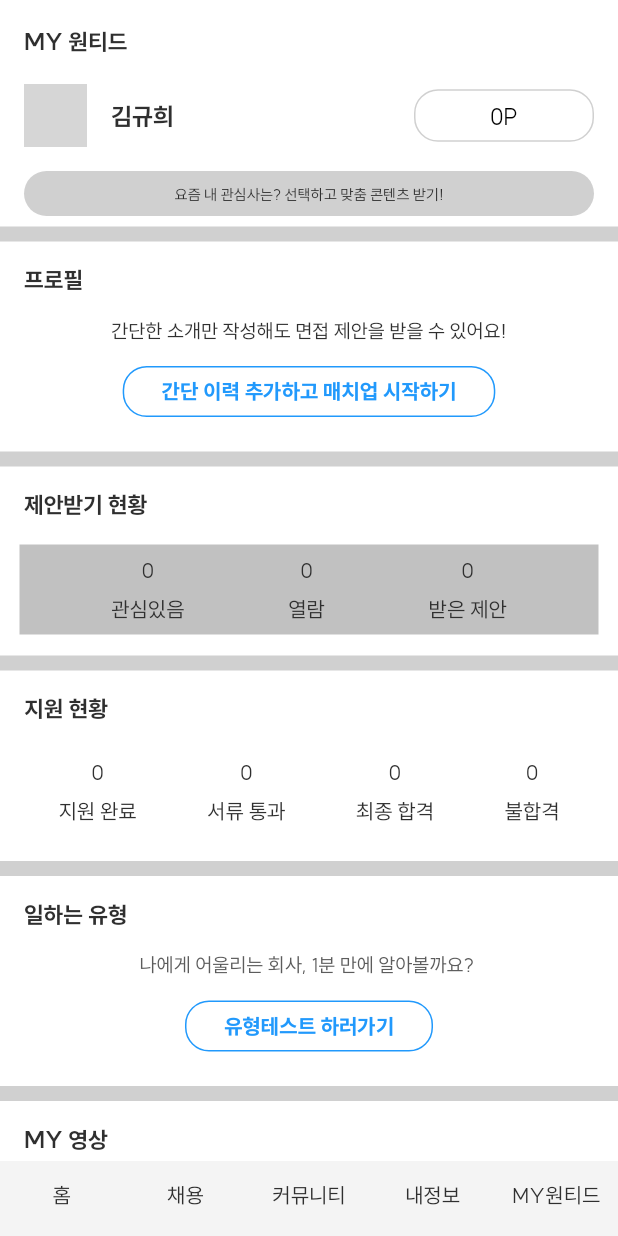
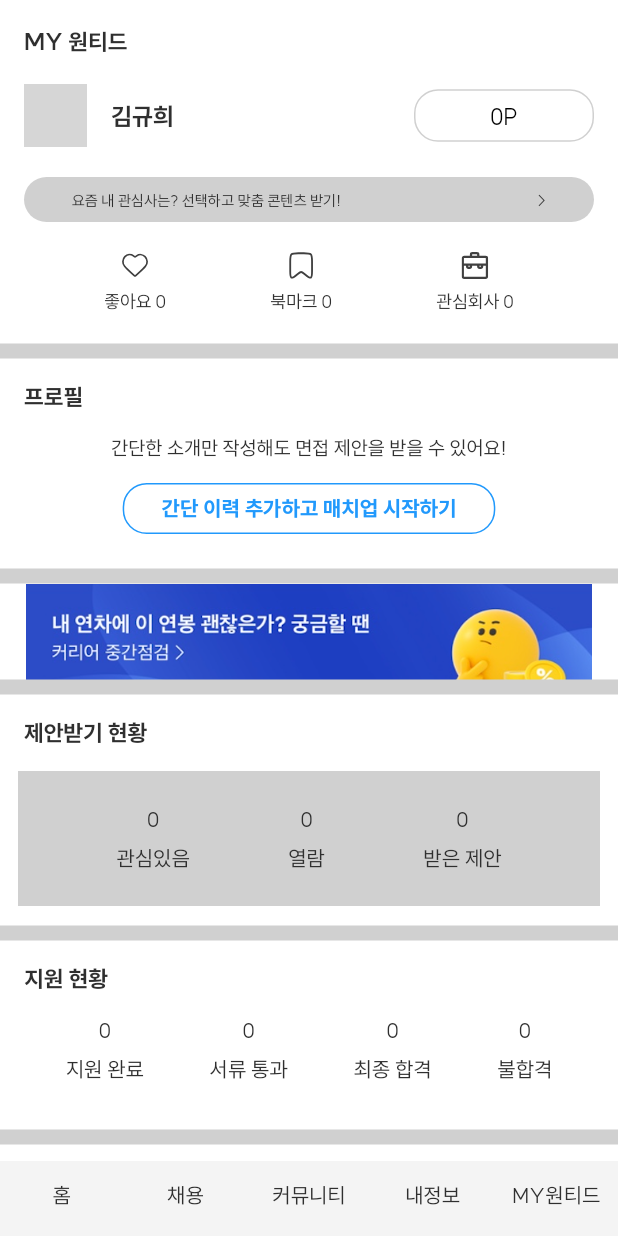
Before and after one commit to wonwookim/WantedCloneCoding, a Flutter app: the screen it shows after launch, item 5 of the bottom bar chosen, on a phone screen of 412 x 824 dp. Run offline on Flutter 3.47's test engine with Material 2 defaults, Android fonts, the phone set to English and light mode, and no system bars; our stand-ins replace cached_network_image, flutter_svg, get, palette_generator, pull_to_refresh; missing offline and left inert: underline_indicator; network calls fail; statements that could not run were skipped; grey boxes are pictures that could not be loaded.

Commit message:
my information screen

```diff
--- a/wanted_clone_coding/lib/screen/my_wanted/my_wanted_screen.dart
+++ b/wanted_clone_coding/lib/screen/my_wanted/my_wanted_screen.dart
@@ -1,8 +1,6 @@
-import 'package:flutter/cupertino.dart';
 import 'package:flutter/material.dart';
+import 'package:flutter_svg/flutter_svg.dart';
 import 'package:get/get.dart';
-import 'package:flutter/material.dart';
-import 'package:wanted_clone_coding/controller/my_wanted_controller.dart';
 import 'package:wanted_clone_coding/utils/color.dart';
 import 'package:wanted_clone_coding/utils/font.dart';
 import 'package:wanted_clone_coding/widget/button_widget.dart';
@@ -34,20 +32,41 @@ class MyWantedScreen extends StatelessWidget {
               profileInfo(context),
               Padding(
                 padding:
-                    const EdgeInsets.symmetric(vertical: 16, horizontal: 16),
+                    const EdgeInsets.symmetric(vertical: 20, horizontal: 16),
                 child: ButtonWidget(
                   onTap: () {},
                   btnColor: AppColors.dividegray,
-                  btnText: '요즘 내 관심사는? 선택하고 맞춤 콘텐츠 받기!',
+                  btnText:
+                      '요즘 내 관심사는? 선택하고 맞춤 콘텐츠 받기!                                                         >',
                   fontSize: 10,
                   height: 30,
                   width: Get.width,
                 ),
               ),
+              Row(
+                mainAxisAlignment: MainAxisAlignment.spaceEvenly,
+                children: [
+                  _userinterest(context,
+                      svg: 'assets/icons/heart.svg', explain: '좋아요 0'),
+                  _userinterest(context,
+                      svg: 'assets/icons/bookmark.svg', explain: '북마크 0'),
+                  _userinterest(context,
+                      svg: 'assets/icons/interestcompany.svg',
+                      explain: '관심회사 0'),
+                ],
+              ),
               DividedWidget(
                 height: 1,
               ),
               _profile(context),
+              DividedWidget(
+                height: 1,
+              ),
+              Image.asset(
+                'assets/images/career_pay_test.png',
+                height: 73,
+                width: Get.width,
+              ),
               _suggestSituation(context),
               _supportSituation(context),
               ButtonListWidget(
@@ -65,7 +84,6 @@ class MyWantedScreen extends StatelessWidget {
                   title: '추천',
                   explain: '좋은 사람과 좋은 회사가 더 많이 연결되도록 \n 추천하고, 추천받고, 성장하세요',
                   btnText: '추천 시작하기')
-
               // Container(
               //   margin: EdgeInsets.all(100.0),
               //   decoration:
@@ -142,7 +160,7 @@ Widget profileInfo(BuildContext context) {
   );
 }
 
-Widget _profile(BuildContext context) {
+Widget _profile(context) {
   return Column(crossAxisAlignment: CrossAxisAlignment.stretch, children: [
     Padding(
       padding: const EdgeInsets.symmetric(vertical: 16, horizontal: 16),
@@ -182,7 +200,7 @@ Widget _profile(BuildContext context) {
   ]);
 }
 
-Widget _suggestSituation(BuildContext context) {
+Widget _suggestSituation(context) {
   return Column(
     crossAxisAlignment: CrossAxisAlignment.stretch,
     children: [
@@ -195,34 +213,33 @@ Widget _suggestSituation(BuildContext context) {
             style: MyTextTheme.mainbold(context).copyWith(fontSize: 15)),
       ),
       Padding(
-        padding: const EdgeInsets.all(13),
+        padding: const EdgeInsets.all(12),
         child: Container(
-          decoration: BoxDecoration(color: AppColors.maingray),
+          height: 90,
+          decoration: BoxDecoration(color: AppColors.dividegray),
           child:
               Row(mainAxisAlignment: MainAxisAlignment.spaceEvenly, children: [
             Padding(
-              padding: const EdgeInsets.all(8.0),
-              child: Center(
+              padding: const EdgeInsets.symmetric(vertical: 23),
               child: CountExplain(
                 count: '0',
                 explain: '관심있음',
               ),
             ),
-            ),
             Padding(
-              padding: const EdgeInsets.all(8.0),
+              padding: const EdgeInsets.symmetric(vertical: 23),
               child: CountExplain(
                 count: '0',
                 explain: '열람',
               ),
             ),
             Padding(
-              padding: const EdgeInsets.all(8.0),
+              padding: const EdgeInsets.symmetric(vertical: 23),
               child: CountExplain(
                 count: '0',
                 explain: '받은 제안',
               ),
-            )
+            ),
           ]),
         ),
       ),
@@ -233,7 +250,7 @@ Widget _suggestSituation(BuildContext context) {
   );
 }
 
-Widget _supportSituation(BuildContext context) {
+Widget _supportSituation(context) {
   return Column(
     crossAxisAlignment: CrossAxisAlignment.stretch,
     children: [
@@ -262,40 +279,52 @@ Widget _supportSituation(BuildContext context) {
       //         const Divider(),
       //     itemCount: 4),
       Row(mainAxisAlignment: MainAxisAlignment.spaceEvenly, children: [
-        Padding(
-          padding: const EdgeInsets.all(8.0),
-          child: Center(
+        Center(
           child: CountExplain(
             count: '0',
             explain: '지원 완료',
           ),
         ),
-        ),
-        Padding(
-          padding: const EdgeInsets.all(8.0),
-          child: CountExplain(
+        CountExplain(
           count: '0',
           explain: '서류 통과',
         ),
-        ),
-        Padding(
-          padding: const EdgeInsets.all(8.0),
-          child: CountExplain(
+        CountExplain(
           count: '0',
           explain: '최종 합격',
         ),
-        ),
-        Padding(
-          padding: const EdgeInsets.all(8.0),
-          child: CountExplain(
+        CountExplain(
           count: '0',
           explain: '불합격',
-          ),
         )
       ]),
       const SizedBox(
-        height: 25,
+        height: 40,
       )
     ],
   );
 }
+
+Widget _userinterest(context, {required String svg, required String explain}) {
+  return GestureDetector(
+    child: Column(
+      children: [
+        SvgPicture.asset(
+          svg,
+          height: 18,
+          width: 18,
+        ),
+        const SizedBox(
+          height: 7,
+        ),
+        Text(
+          explain,
+          style: MyTextTheme.main(context).copyWith(fontSize: 12),
+        ),
+        const SizedBox(
+          height: 30,
+        )
+      ],
+    ),
+  );
+}
--- a/wanted_clone_coding/pubspec.yaml
+++ b/wanted_clone_coding/pubspec.yaml
@@ -33,6 +33,8 @@ dependencies:
   flutter_svg: ^1.1.4
   cached_network_image: ^3.2.1
   palette_generator: ^0.3.3+1
+  underline_indicator: ^0.0.4
+  pull_to_refresh: ^2.0.0
 
 
   # The following adds the Cupertino Icons font to your application.
@@ -66,6 +68,8 @@ flutter:
   assets:
     - assets/fonts/
     - assets/icons/
+    - assets/images/career_pay_test.png
+    - assets/images/my_profile_call.png
 
 
   fonts:
```
Also changed, not shown: wanted_clone_coding/lib/controller/my_info_controller.dart (added, +19 -0 lines), wanted_clone_coding/lib/screen/my_info/my_info_screen.dart (+106 -4 lines), wanted_clone_coding/lib/widget/none_scroll_widget.dart (added, +16 -0 lines), wanted_clone_coding/lib/widget/tabbar_widget.dart (added, +51 -0 lines), wanted_clone_coding/assets/icons/bookmark.svg (added), wanted_clone_coding/assets/icons/heart.svg (added), wanted_clone_coding/assets/icons/interestcompany.svg (added), wanted_clone_coding/assets/images/career_pay_test.png (added), wanted_clone_coding/assets/images/my_profile_call.png (added), wanted_clone_coding/pubspec.lock. Lines whose indentation alone changed are shown as unchanged.
